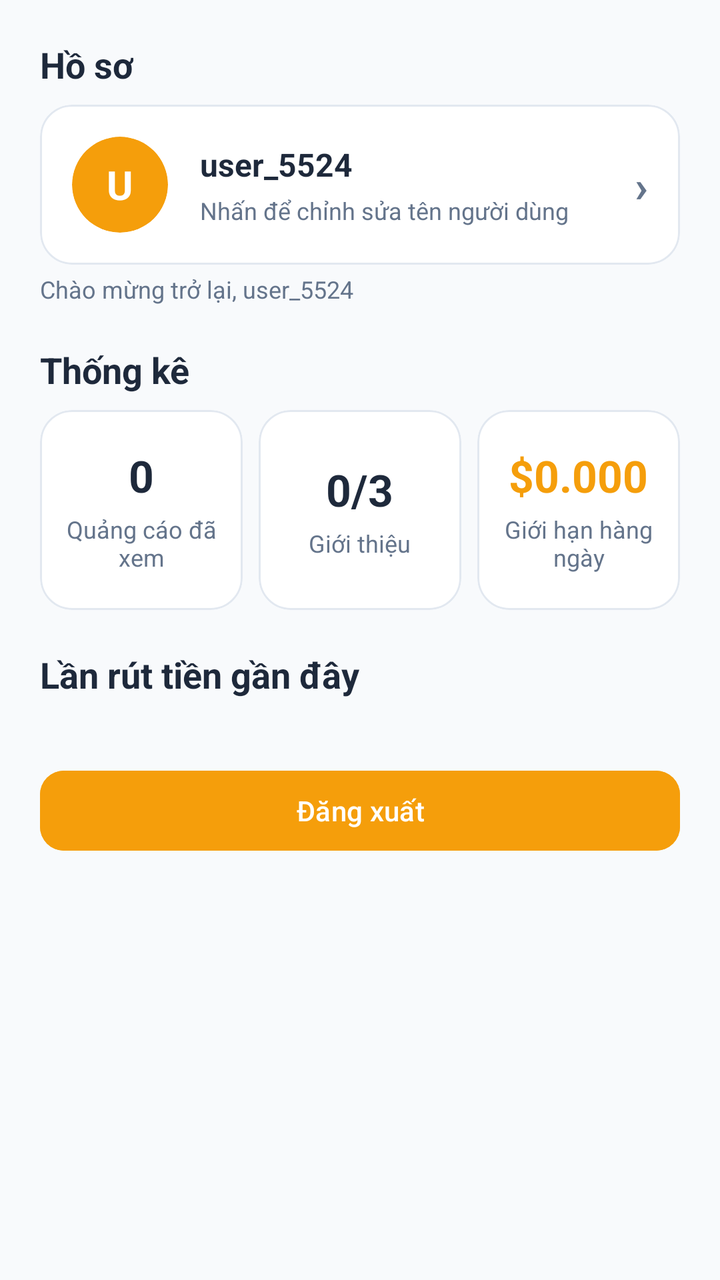
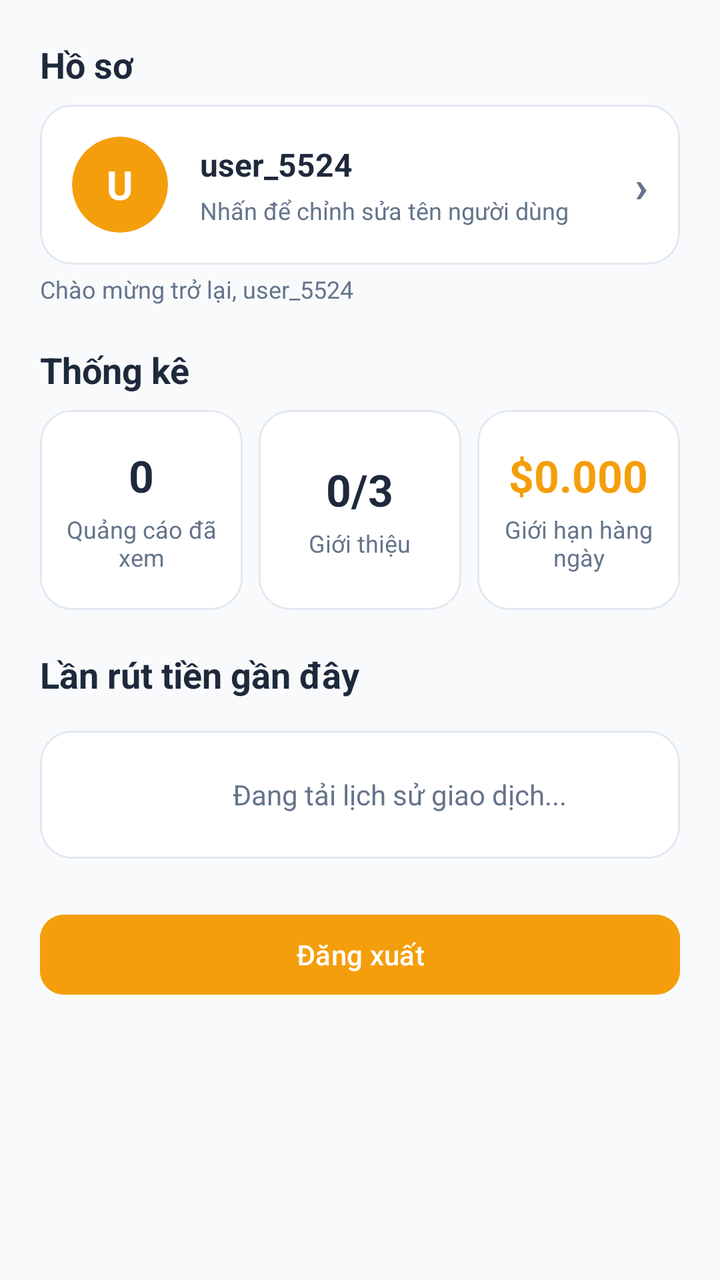

Compare the two renders of this Android layout. The source of the first and the diff that turns it into the second are given below.
<!-- AndroidManifest.xml: application theme Theme.View2Earn -->
<!-- res/layout/fragment_account.xml -->
<?xml version="1.0" encoding="utf-8"?>
<ScrollView xmlns:android="http://schemas.android.com/apk/res/android"
    xmlns:app="http://schemas.android.com/apk/res-auto"
    android:layout_width="match_parent"
    android:layout_height="match_parent"
    android:background="@color/neutral_bg"
    android:fillViewport="true">

    <LinearLayout
        android:layout_width="match_parent"
        android:layout_height="wrap_content"
        android:orientation="vertical"
        android:padding="@dimen/spacing_lg">

        
        <TextView
            android:layout_width="wrap_content"
            android:layout_height="wrap_content"
            android:text="Hồ sơ"
            android:textColor="@color/text_primary"
            android:textSize="@dimen/text_section_title"
            android:textStyle="bold" />

        <com.google.android.material.card.MaterialCardView
            android:id="@+id/cardProfile"
            android:layout_width="match_parent"
            android:layout_height="wrap_content"
            android:layout_marginTop="@dimen/spacing_sm"
            app:cardBackgroundColor="@color/surface"
            app:cardCornerRadius="@dimen/corner_radius_lg"
            app:cardElevation="0dp"
            app:strokeColor="@color/border_color"
            app:strokeWidth="1dp">

            <LinearLayout
                android:layout_width="match_parent"
                android:layout_height="wrap_content"
                android:gravity="center_vertical"
                android:orientation="horizontal"
                android:padding="@dimen/spacing_md">

                
                <com.google.android.material.card.MaterialCardView
                    android:layout_width="48dp"
                    android:layout_height="48dp"
                    app:cardBackgroundColor="@color/primary"
                    app:cardCornerRadius="24dp"
                    app:cardElevation="0dp"
                    app:strokeWidth="0dp">

                    <TextView
                        android:id="@+id/tvAvatarChar"
                        android:layout_width="match_parent"
                        android:layout_height="match_parent"
                        android:gravity="center"
                        android:text="U"
                        android:textColor="@color/on_primary"
                        android:textSize="20sp"
                        android:textStyle="bold" />
                </com.google.android.material.card.MaterialCardView>

                <LinearLayout
                    android:layout_width="0dp"
                    android:layout_height="wrap_content"
                    android:layout_marginStart="@dimen/spacing_md"
                    android:layout_weight="1"
                    android:orientation="vertical">

                    <TextView
                        android:id="@+id/tvAccountUsername"
                        android:layout_width="wrap_content"
                        android:layout_height="wrap_content"
                        android:text="user_5524"
                        android:textColor="@color/text_primary"
                        android:textSize="@dimen/text_body"
                        android:textStyle="bold" />

                    <TextView
                        android:id="@+id/tvAccountSubtext"
                        android:layout_width="wrap_content"
                        android:layout_height="wrap_content"
                        android:layout_marginTop="@dimen/spacing_xs"
                        android:text="Nhấn để chỉnh sửa tên người dùng"
                        android:textColor="@color/text_secondary"
                        android:textSize="@dimen/text_caption" />
                </LinearLayout>

                <TextView
                    android:layout_width="wrap_content"
                    android:layout_height="wrap_content"
                    android:text="›"
                    android:textColor="@color/text_secondary"
                    android:textSize="22sp"
                    android:textStyle="bold" />
            </LinearLayout>
        </com.google.android.material.card.MaterialCardView>

        <TextView
            android:id="@+id/tvAccountGreeting"
            android:layout_width="wrap_content"
            android:layout_height="wrap_content"
            android:layout_marginTop="@dimen/spacing_xs"
            android:text="Chào mừng trở lại, user_5524"
            android:textColor="@color/text_secondary"
            android:textSize="@dimen/text_caption" />

        
        <TextView
            android:layout_width="wrap_content"
            android:layout_height="wrap_content"
            android:layout_marginTop="@dimen/spacing_lg"
            android:text="Thống kê"
            android:textColor="@color/text_primary"
            android:textSize="@dimen/text_section_title"
            android:textStyle="bold" />

        <LinearLayout
            android:layout_width="match_parent"
            android:layout_height="wrap_content"
            android:layout_marginTop="@dimen/spacing_sm"
            android:orientation="horizontal">

            <com.google.android.material.card.MaterialCardView
                android:layout_width="0dp"
                android:layout_height="wrap_content"
                android:layout_marginEnd="@dimen/spacing_xs"
                android:layout_weight="1"
                app:cardBackgroundColor="@color/surface"
                app:cardCornerRadius="@dimen/corner_radius_lg"
                app:cardElevation="0dp"
                app:strokeColor="@color/border_color"
                app:strokeWidth="1dp">

                <LinearLayout
                    android:layout_width="match_parent"
                    android:layout_height="100dp"
                    android:gravity="center"
                    android:orientation="vertical"
                    android:padding="@dimen/spacing_xs">

                    <TextView
                        android:id="@+id/tvStatAdsWatched"
                        android:layout_width="wrap_content"
                        android:layout_height="wrap_content"
                        android:text="0"
                        android:textColor="@color/text_primary"
                        android:textSize="22sp"
                        android:textStyle="bold" />

                    <TextView
                        android:layout_width="wrap_content"
                        android:layout_height="wrap_content"
                        android:layout_marginTop="@dimen/spacing_xs"
                        android:gravity="center"
                        android:text="Quảng cáo đã xem"
                        android:textColor="@color/text_secondary"
                        android:textSize="@dimen/text_caption" />
                </LinearLayout>
            </com.google.android.material.card.MaterialCardView>

            <com.google.android.material.card.MaterialCardView
                android:layout_width="0dp"
                android:layout_height="wrap_content"
                android:layout_marginHorizontal="@dimen/spacing_xs"
                android:layout_weight="1"
                app:cardBackgroundColor="@color/surface"
                app:cardCornerRadius="@dimen/corner_radius_lg"
                app:cardElevation="0dp"
                app:strokeColor="@color/border_color"
                app:strokeWidth="1dp">

                <LinearLayout
                    android:layout_width="match_parent"
                    android:layout_height="100dp"
                    android:gravity="center"
                    android:orientation="vertical"
                    android:padding="@dimen/spacing_xs">

                    <TextView
                        android:id="@+id/tvStatReferrals"
                        android:layout_width="wrap_content"
                        android:layout_height="wrap_content"
                        android:text="0/3"
                        android:textColor="@color/text_primary"
                        android:textSize="22sp"
                        android:textStyle="bold" />

                    <TextView
                        android:layout_width="wrap_content"
                        android:layout_height="wrap_content"
                        android:layout_marginTop="@dimen/spacing_xs"
                        android:gravity="center"
                        android:text="Giới thiệu"
                        android:textColor="@color/text_secondary"
                        android:textSize="@dimen/text_caption" />
                </LinearLayout>
            </com.google.android.material.card.MaterialCardView>

            <com.google.android.material.card.MaterialCardView
                android:layout_width="0dp"
                android:layout_height="wrap_content"
                android:layout_marginStart="@dimen/spacing_xs"
                android:layout_weight="1"
                app:cardBackgroundColor="@color/surface"
                app:cardCornerRadius="@dimen/corner_radius_lg"
                app:cardElevation="0dp"
                app:strokeColor="@color/border_color"
                app:strokeWidth="1dp">

                <LinearLayout
                    android:layout_width="match_parent"
                    android:layout_height="100dp"
                    android:gravity="center"
                    android:orientation="vertical"
                    android:padding="@dimen/spacing_xs">

                    <TextView
                        android:id="@+id/tvStatDailyLimit"
                        android:layout_width="wrap_content"
                        android:layout_height="wrap_content"
                        android:text="$0.000"
                        android:textColor="@color/primary"
                        android:textSize="22sp"
                        android:textStyle="bold" />

                    <TextView
                        android:layout_width="wrap_content"
                        android:layout_height="wrap_content"
                        android:layout_marginTop="@dimen/spacing_xs"
                        android:gravity="center"
                        android:text="Giới hạn hàng ngày"
                        android:textColor="@color/text_secondary"
                        android:textSize="@dimen/text_caption" />
                </LinearLayout>
            </com.google.android.material.card.MaterialCardView>
        </LinearLayout>

        
        <TextView
            android:layout_width="wrap_content"
            android:layout_height="wrap_content"
            android:layout_marginTop="@dimen/spacing_lg"
            android:text="Lần rút tiền gần đây"
            android:textColor="@color/text_primary"
            android:textSize="@dimen/text_section_title"
            android:textStyle="bold" />

        
        <LinearLayout
            android:id="@+id/layoutRecentWithdrawalsList"
            android:layout_width="match_parent"
            android:layout_height="wrap_content"
            android:layout_marginTop="@dimen/spacing_sm"
            android:orientation="vertical" />

        
        <com.google.android.material.card.MaterialCardView
            android:id="@+id/layoutRecentWithdrawalsEmpty"
            android:layout_width="match_parent"
            android:layout_height="wrap_content"
            android:layout_marginTop="@dimen/spacing_sm"
            android:visibility="gone"
            app:cardBackgroundColor="@color/surface"
            app:cardCornerRadius="@dimen/corner_radius_lg"
            app:cardElevation="0dp"
            app:strokeColor="@color/border_color"
            app:strokeWidth="1dp">

            <LinearLayout
                android:layout_width="match_parent"
                android:layout_height="wrap_content"
                android:gravity="center"
                android:orientation="vertical"
                android:padding="@dimen/spacing_xl">

                <TextView
                    android:layout_width="wrap_content"
                    android:layout_height="wrap_content"
                    android:text="📭"
                    android:textSize="36sp" />

                <TextView
                    android:layout_width="wrap_content"
                    android:layout_height="wrap_content"
                    android:layout_marginTop="@dimen/spacing_sm"
                    android:gravity="center"
                    android:text="Chưa có giao dịch rút tiền nào"
                    android:textColor="@color/text_secondary"
                    android:textSize="@dimen/text_secondary" />
            </LinearLayout>
        </com.google.android.material.card.MaterialCardView>

        
        <com.google.android.material.button.MaterialButton
            android:id="@+id/btnAccountLogout"
            android:layout_width="match_parent"
            android:layout_height="wrap_content"
            android:layout_marginTop="@dimen/spacing_xl"
            android:layout_marginBottom="@dimen/spacing_xl"
            android:backgroundTint="@color/primary"
            android:paddingVertical="@dimen/spacing_sm"
            android:text="Đăng xuất"
            android:textColor="@color/on_primary"
            android:textSize="@dimen/text_button"
            app:cornerRadius="@dimen/corner_radius_md" />

    </LinearLayout>
</ScrollView>
<!-- resources referenced by this layout -->
<resources>
  <color name="border_color">#E2E8F0</color>
  <color name="neutral_bg">#F8FAFC</color>
  <color name="on_primary">#FFFFFF</color>
  <color name="primary">#F59E0B</color>
  <color name="surface">#FFFFFF</color>
  <color name="text_primary">#1E293B</color>
  <color name="text_secondary">#64748B</color>
  <dimen name="corner_radius_lg">16dp</dimen>
  <dimen name="corner_radius_md">12dp</dimen>
  <dimen name="spacing_lg">20dp</dimen>
  <dimen name="spacing_md">16dp</dimen>
  <dimen name="spacing_sm">8dp</dimen>
  <dimen name="spacing_xl">24dp</dimen>
  <dimen name="spacing_xs">4dp</dimen>
  <dimen name="text_body">16sp</dimen>
  <dimen name="text_button">14sp</dimen>
  <dimen name="text_caption">12sp</dimen>
  <dimen name="text_secondary">14sp</dimen>
  <dimen name="text_section_title">18sp</dimen>
  <style name="Theme.View2Earn" parent="Base.Theme.View2Earn" />
  <style name="Base.Theme.View2Earn" parent="Theme.Material3.Light.NoActionBar">
          
          <item name="colorPrimary">@color/primary</item>
          <item name="colorOnPrimary">@color/on_primary</item>
          <item name="android:windowBackground">@color/neutral_bg</item>
          <item name="android:statusBarColor">@color/neutral_bg</item>
          <item name="android:windowLightStatusBar" tools:targetApi="m">true</item>
      </style>
</resources>

<!-- the commit's change to res/layout/fragment_account.xml (unified diff, before → after) -->
@@ -255,6 +255,41 @@
 
         
         <com.google.android.material.card.MaterialCardView
+            android:id="@+id/layoutRecentWithdrawalsLoading"
+            android:layout_width="match_parent"
+            android:layout_height="wrap_content"
+            android:layout_marginTop="@dimen/spacing_sm"
+            android:visibility="visible"
+            app:cardBackgroundColor="@color/surface"
+            app:cardCornerRadius="@dimen/corner_radius_lg"
+            app:cardElevation="0dp"
+            app:strokeColor="@color/border_color"
+            app:strokeWidth="1dp">
+
+            <LinearLayout
+                android:layout_width="match_parent"
+                android:layout_height="wrap_content"
+                android:gravity="center"
+                android:orientation="horizontal"
+                android:padding="@dimen/spacing_lg">
+
+                <ProgressBar
+                    android:layout_width="24dp"
+                    android:layout_height="24dp"
+                    android:indeterminateTint="@color/primary" />
+
+                <TextView
+                    android:layout_width="wrap_content"
+                    android:layout_height="wrap_content"
+                    android:layout_marginStart="@dimen/spacing_md"
+                    android:text="Đang tải lịch sử giao dịch..."
+                    android:textColor="@color/text_secondary"
+                    android:textSize="@dimen/text_secondary" />
+            </LinearLayout>
+        </com.google.android.material.card.MaterialCardView>
+
+        
+        <com.google.android.material.card.MaterialCardView
             android:id="@+id/layoutRecentWithdrawalsEmpty"
             android:layout_width="match_parent"
             android:layout_height="wrap_content"
